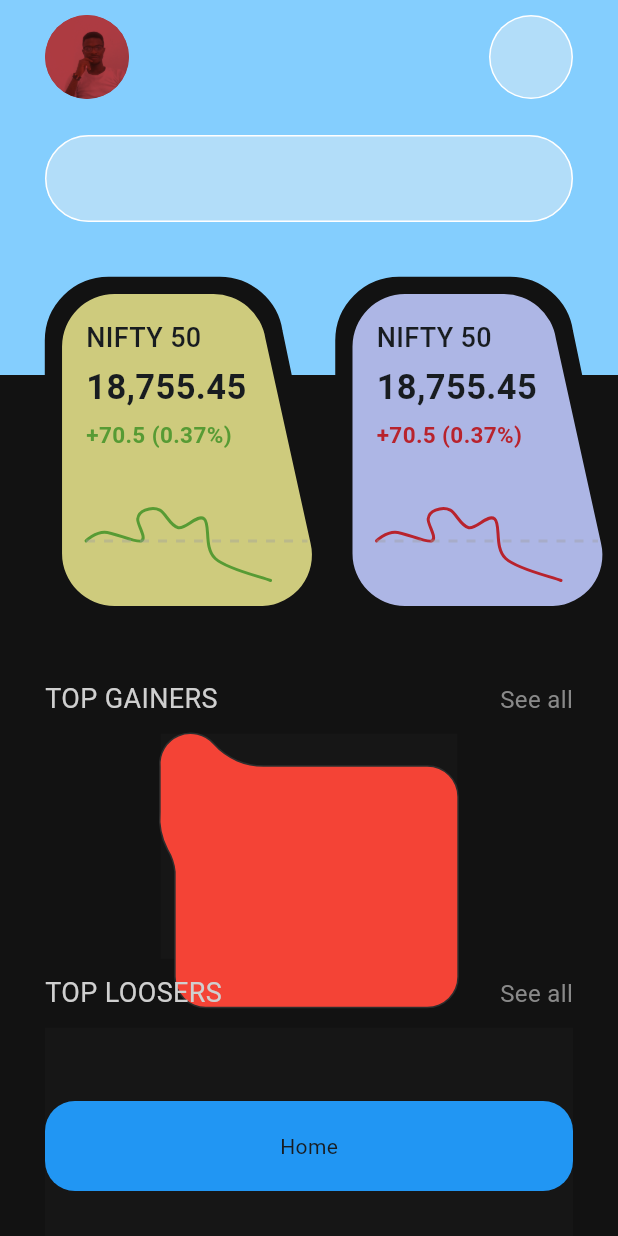
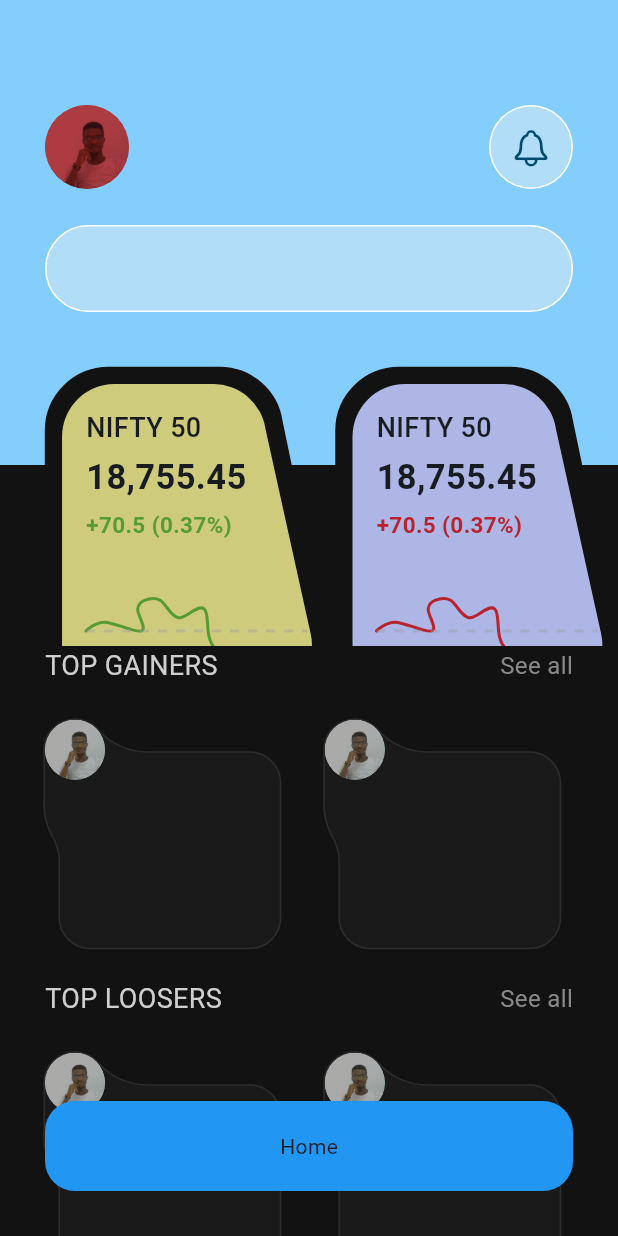
Before and after one commit to kenresoft/stockup_app, a Flutter app: the screen it shows after launch, on a phone screen of 412 x 824 dp. Run offline on Flutter 3.47's test engine with Material 3 defaults, Android fonts, the phone set to English and light mode, and no system bars; drawn by our look-alikes of fl_chart; missing offline and left inert: fontresoft.

Commit message:
Update home.dart with UI improvements.

```diff
--- a/lib/home.dart
+++ b/lib/home.dart
@@ -1,3 +1,4 @@
+import 'package:flutter/cupertino.dart';
 import 'package:flutter/material.dart';
 import 'package:stockup_app/home_clip_1.dart';
 
@@ -15,15 +16,19 @@ class _HomeState extends State<Home> {
   @override
   Widget build(BuildContext context) {
     return Scaffold(
-      appBar: AppBar(backgroundColor: const Color(0xff84CEFE), toolbarHeight: 0, scrolledUnderElevation: 0),
+      //appBar: AppBar(backgroundColor: const Color(0xff84CEFE), toolbarHeight: 0, scrolledUnderElevation: 0),
       backgroundColor: const Color(0xff121212),
       body: Stack(
         children: [
           SingleChildScrollView(
             child: Column(
               children: [
+                Container(
+                  color: const Color(0xff84CEFE),
+                  height: 60,
+                ),
                 SizedBox(
-                  height: MediaQuery.of(context).size.height * .55,
+                  height: MediaQuery.of(context).size.height * .45,
                   child: Stack(
                     children: [
                       /// Background
@@ -65,6 +70,7 @@ class _HomeState extends State<Home> {
                                 child: CircleAvatar(
                                   backgroundColor: Color(0xffB2DDF9),
                                   maxRadius: 27,
+                                  child: Icon(CupertinoIcons.bell, size: 28),
                                 ),
                               ),
                             ],
@@ -140,13 +146,19 @@ class _HomeState extends State<Home> {
                     ],
                   ),
                 ),
-                Container(
-                  margin: const EdgeInsets.symmetric(horizontal: 30, vertical: 10),
-                  color: const Color(0xff161616),
-                  height: 150,
-                  child: CustomPaint(
-                    size: Size.fromWidth(MediaQuery.of(context).size.width * 0.48),
-                    painter: const HomeClip2(Colors.red),
+                Padding(
+                  padding: const EdgeInsets.symmetric(horizontal: 15),
+                  child: SingleChildScrollView(
+                    scrollDirection: Axis.horizontal,
+                    physics: const BouncingScrollPhysics(decelerationRate: ScrollDecelerationRate.fast),
+                    child: Row(
+                      children: [
+                        buildBoardB(context),
+                        buildBoardB(context),
+                        buildBoardB(context),
+                        buildBoardB(context),
+                      ],
+                    ),
                   ),
                 ),
                 const Padding(
@@ -159,10 +171,20 @@ class _HomeState extends State<Home> {
                     ],
                   ),
                 ),
-                Container(
-                  margin: const EdgeInsets.symmetric(horizontal: 30, vertical: 10),
-                  color: const Color(0xff161616),
-                  height: 150,
+                Padding(
+                  padding: const EdgeInsets.symmetric(horizontal: 15),
+                  child: SingleChildScrollView(
+                    scrollDirection: Axis.horizontal,
+                    physics: const BouncingScrollPhysics(decelerationRate: ScrollDecelerationRate.fast),
+                    child: Row(
+                      children: [
+                        buildBoardB(context),
+                        buildBoardB(context),
+                        buildBoardB(context),
+                        buildBoardB(context),
+                      ],
+                    ),
+                  ),
                 ),
                 const Padding(
                   padding: EdgeInsets.symmetric(horizontal: 30),
@@ -174,10 +196,20 @@ class _HomeState extends State<Home> {
                     ],
                   ),
                 ),
-                Container(
-                  margin: const EdgeInsets.symmetric(horizontal: 30, vertical: 10),
-                  color: const Color(0xff161616),
-                  height: 150,
+                Padding(
+                  padding: const EdgeInsets.symmetric(horizontal: 15),
+                  child: SingleChildScrollView(
+                    scrollDirection: Axis.horizontal,
+                    physics: const BouncingScrollPhysics(decelerationRate: ScrollDecelerationRate.fast),
+                    child: Row(
+                      children: [
+                        buildBoardB(context),
+                        buildBoardB(context),
+                        buildBoardB(context),
+                        buildBoardB(context),
+                      ],
+                    ),
+                  ),
                 ),
               ],
             ),
@@ -192,6 +224,35 @@ class _HomeState extends State<Home> {
               margin: const EdgeInsets.symmetric(horizontal: 30),
               decoration: BoxDecoration(color: Colors.blue, borderRadius: BorderRadius.circular(20)),
               child: const Center(child: Text('Home')),
+            ),
+          )
+        ],
+      ),
+    );
+  }
+
+  Container buildBoardB(BuildContext context) {
+    return Container(
+      margin: const EdgeInsets.symmetric(horizontal: 15, vertical: 23),
+      height: 150,
+      child: Stack(
+        children: [
+          CustomPaint(
+            size: Size(MediaQuery.of(context).size.width * 0.38, 120),
+            painter: const HomeClip2(Color(0xff1A1A1A)),
+          ),
+          const Positioned(
+            top: 0,
+            child: ClipOval(
+              child: CircleAvatar(
+                child: Image(
+                  image: ExactAssetImage('assets/images/profile.jpg'),
+                  fit: BoxFit.fitHeight,
+                  height: 60,
+                  colorBlendMode: BlendMode.multiply,
+                  color: Color(0xffaaaaaa),
+                ),
+              ),
             ),
           )
         ],
```
